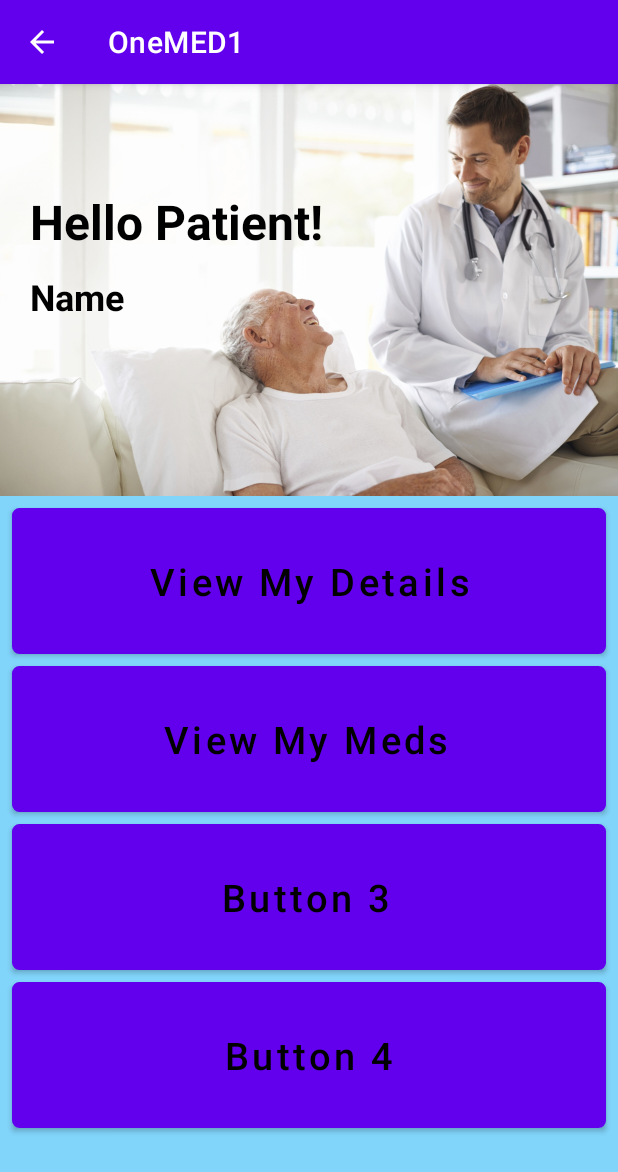
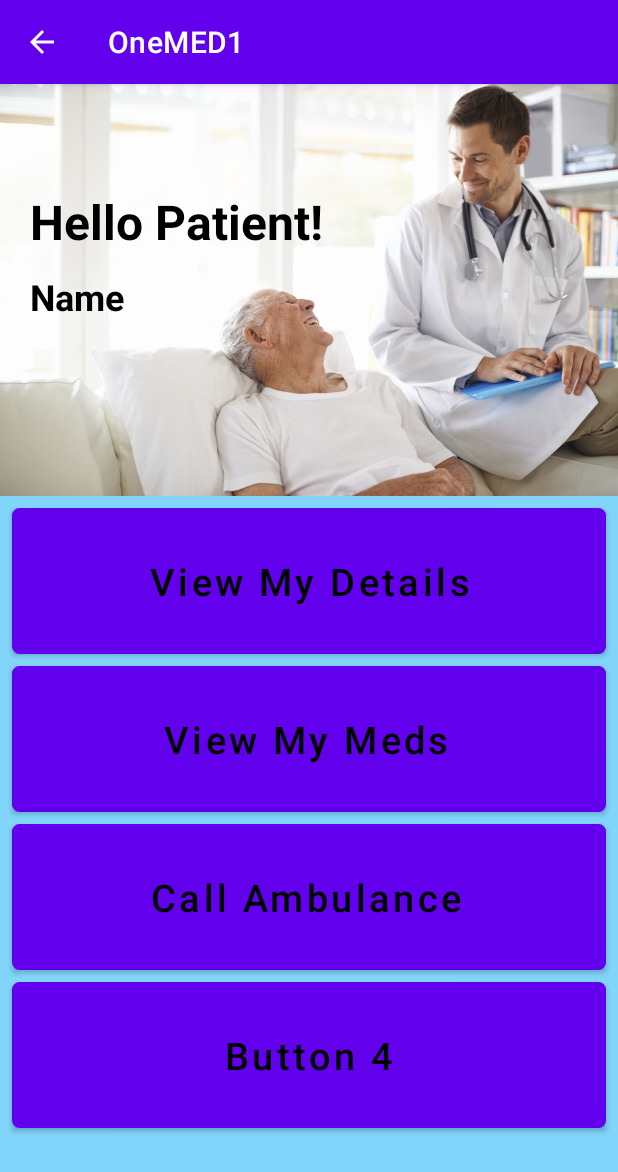
Before and after one commit to nirmal700/OneMED1, an Android app: the Homepage_Patient screen opened directly, with no data from a screen before it, on a phone screen of 412 x 824 dp. Shown: the top 1172 px of the screen. Run offline under Robolectric (Android 15) with nearby library versions, the light colour scheme and no system bars; our stand-ins replace Firebase (no records; nobody signed in at launch, a user with empty details on screens opened directly).

Commit message:
Call Ambulance Button

```diff
--- a/app/src/main/java/com/example/onemed1/Homepage_Patient.java
+++ b/app/src/main/java/com/example/onemed1/Homepage_Patient.java
@@ -2,8 +2,15 @@ package com.example.onemed1;
 
 import androidx.annotation.NonNull;
 import androidx.appcompat.app.AppCompatActivity;
+import androidx.core.app.ActivityCompat;
+import androidx.core.content.ContextCompat;
 
+import android.Manifest;
+import android.app.AlertDialog;
+import android.content.DialogInterface;
 import android.content.Intent;
+import android.content.pm.PackageManager;
+import android.net.Uri;
 import android.os.Bundle;
 import android.view.View;
 import android.widget.Button;
@@ -22,7 +29,7 @@ import java.util.Map;
 
 public class Homepage_Patient extends AppCompatActivity {
     TextView textView;
-    Button mViewmydetails,mViewMyMeds;
+    Button mViewmydetails,mViewMyMeds,mCallAmbulance;
     String Name="",Pid="",mPid="",mName="";
     private FirebaseDatabase mDatabase;
     private DatabaseReference mRef;
@@ -37,6 +44,7 @@ public class Homepage_Patient extends AppCompatActivity {
         textView = findViewById(R.id.text_view_name);
         mViewMyMeds=findViewById(R.id.ViewMyMeds);
         mViewmydetails = findViewById(R.id.ViewMyDetails);
+        mCallAmbulance=findViewById(R.id.CallAmbulance);
         Intent intent = getIntent();
         String email = intent.getStringExtra(MainActivity.USER_MAIL);
         mRef.orderByChild("Email").equalTo(email).addValueEventListener(new ValueEventListener() {
@@ -76,6 +84,42 @@ public class Homepage_Patient extends AppCompatActivity {
                 startActivity(intent);
             }
         });
+        mCallAmbulance.setOnClickListener(new View.OnClickListener() {
+            @Override
+            public void onClick(View v) {
 
-    }
+//                    callAmbulance();
+                }
+            });
+
+        }
+
+//    private void callAmbulance() {
+//        AlertDialog.Builder dialog = new AlertDialog.Builder(Homepage_Patient.this);
+//        dialog.setMessage("Are you sure you want to call an ambulance?")
+//                .setCancelable(false)
+//                .setPositiveButton("Yes", new DialogInterface.OnClickListener() {
+//                    @Override
+//                    public void onClick(DialogInterface dialog, int which) {
+//                        Intent phoneIntent = new Intent(Intent.ACTION_CALL);
+//                        phoneIntent.setData(Uri.parse("tel:7008000094"));
+//                        Intent callIntent = new Intent(Intent.ACTION_CALL);
+//                        callIntent.setData(Uri.parse("tel:0377778888"));
+//                        startActivity(phoneIntent);
+//                        if (ActivityCompat.checkSelfPermission(Homepage_Patient.this,
+//                                Manifest.permission.CALL_PHONE) != PackageManager.PERMISSION_GRANTED) {
+//                            mCallAmbulance.setError("Permisson Granted");
+//                            return;
+//                        }
+//                        startActivity(callIntent);
+//                    }
+//                }).setNegativeButton("No", new DialogInterface.OnClickListener() {
+//            @Override
+//            public void onClick(DialogInterface dialog, int which) {
+//                dialog.cancel();
+//            }
+//        }).setTitle("Call Ambulance");
+//
+//        dialog.show();
+//    }
 }
--- a/app/src/main/res/layout/activity_homepage_patient.xml
+++ b/app/src/main/res/layout/activity_homepage_patient.xml
@@ -83,7 +83,7 @@
 
 
         <Button
-            android:id="@+id/Button3"
+            android:id="@+id/CallAmbulance"
             android:layout_width="match_parent"
             android:layout_height="wrap_content"
             android:layout_below="@id/ViewMyMeds"
@@ -97,7 +97,7 @@
             android:paddingTop="25dp"
             android:paddingEnd="12dp"
             android:paddingBottom="25dp"
-            android:text="Button 3"
+            android:text="Call Ambulance"
             android:textAllCaps="false"
             android:textColor="@android:color/black"
             android:textSize="25sp" />
@@ -106,7 +106,7 @@
             android:id="@+id/Button4"
             android:layout_width="match_parent"
             android:layout_height="wrap_content"
-            android:layout_below="@id/Button3"
+            android:layout_below="@id/CallAmbulance"
             android:layout_marginStart="8dp"
             android:layout_marginEnd="8dp"
             android:layout_marginBottom="8dp"
```
